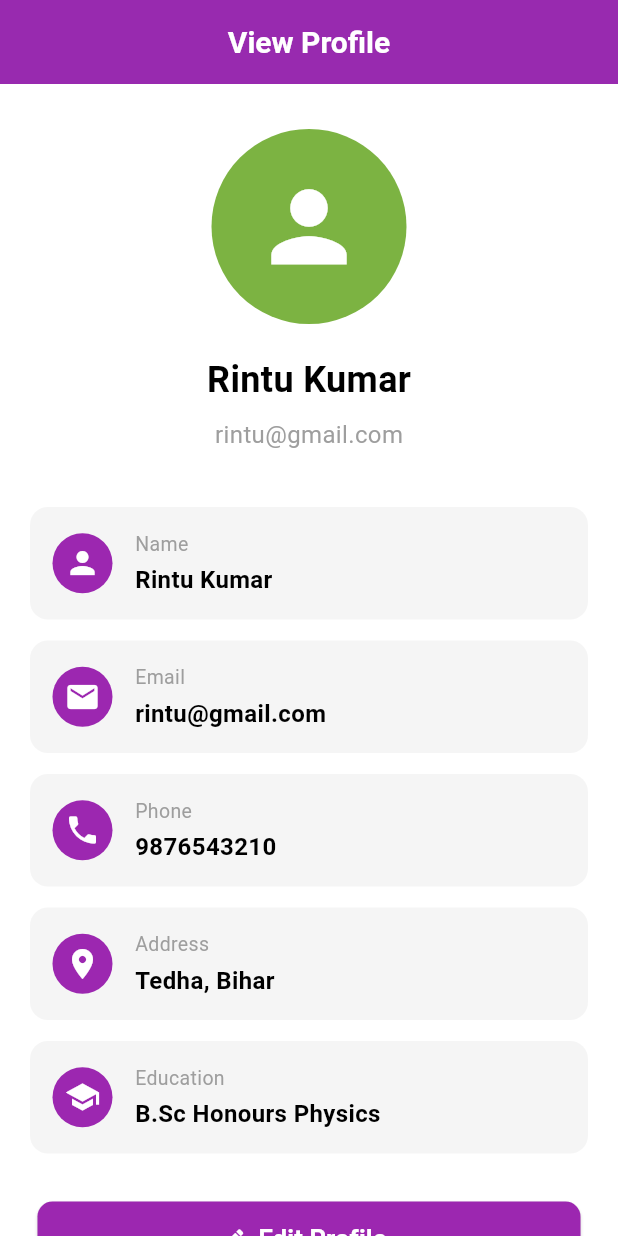
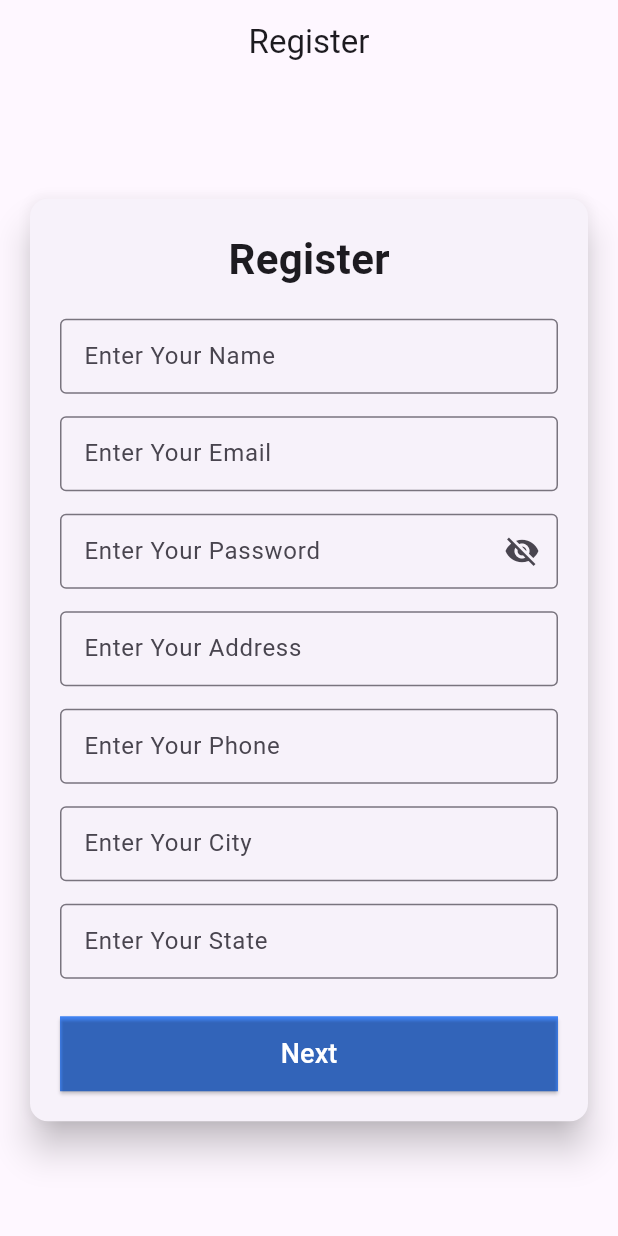
Before and after one commit to kumar7654rintu/Gogle, a Flutter app: the screen it shows after launch, on a phone screen of 412 x 824 dp. Run offline on Flutter 3.47's test engine with Material 3 defaults, Android fonts, the phone set to English and light mode, and no system bars.

Commit message:
Add new file

```diff
--- a/lib/Main.dart
+++ b/lib/Main.dart
@@ -1,5 +1,5 @@
 import 'package:flutter/material.dart';
-import 'View_Profile.dart';
+import 'Registor.dart';
 
 void main() {
   runApp(const MyApp());
@@ -12,8 +12,7 @@
   Widget build(BuildContext context) {
     return MaterialApp(
       debugShowCheckedModeBanner: false,
-      title: 'View Profile',
-      home: const ViewProfileScreen(),
+      home: RegisterPage(),
     );
   }
 }
--- /dev/null
+++ b/lib/Registor.dart
@@ -0,0 +1,185 @@
+import 'package:flutter/material.dart';
+import 'Login.dart';
+import 'package:flutter/material.dart';
+import 'Registor.dart';
+
+void main() {
+  runApp(const MyApp());
+}
+
+class MyApp extends StatelessWidget {
+  const MyApp({super.key});
+
+  @override
+  Widget build(BuildContext context) {
+    return MaterialApp(
+      debugShowCheckedModeBanner: false,
+      home: RegisterPage(),
+    );
+  }
+}
+
+
+class RegisterPage extends StatelessWidget {
+  const RegisterPage({super.key});
+
+  @override
+  Widget build(BuildContext context) {
+    return Scaffold(
+      appBar: AppBar(
+        title: const Text("Register"),
+        centerTitle: true,
+      ),
+
+      body: Center(
+        child: SingleChildScrollView(
+          child: Card(
+            elevation: 10,
+            margin: const EdgeInsets.all(20),
+            child: Padding(
+              padding: const EdgeInsets.all(20),
+              child: Column(
+                mainAxisSize: MainAxisSize.min,
+                children: [
+                  const Text(
+                    "Register",
+                    style: TextStyle(
+                      fontSize: 28,
+                      fontWeight: FontWeight.bold,
+                    ),
+                  ),
+
+                  const SizedBox(height: 20),
+
+                  Container(
+                    height: 50,
+                    width: 400,
+                    child: TextField(
+                      decoration: InputDecoration(
+                        labelText: "Enter Your Name",
+                        border: OutlineInputBorder(),
+                      ),
+                    ),
+                  ),
+
+
+                  const SizedBox(height: 15),
+
+                  Container(
+                    height: 50,
+                    width: 400,
+                    child: TextField(
+                      decoration: InputDecoration(
+                        labelText: "Enter Your Email",
+                        border: OutlineInputBorder(),
+                      ),
+                    ),
+                  ),
+
+
+                  const SizedBox(height: 15),
+
+                  Container(
+                    height: 50,
+                    width: 400,
+                    child: TextField(
+                      obscureText: true,
+                      decoration: InputDecoration(
+                        labelText: "Enter Your Password",
+                        border: OutlineInputBorder(),
+                        suffixIcon: Icon(Icons.visibility_off),
+                      ),
+                    ),
+                  ),
+
+
+                  const SizedBox(height: 15),
+
+                  SizedBox(
+                    height: 50,
+                    width: 400,
+                    child: TextField(
+                      decoration: InputDecoration(
+                        labelText: "Enter Your Address",
+                        border: OutlineInputBorder(),
+                      ),
+                    ),
+                  ),
+
+
+                  SizedBox(height: 15),
+
+                  Container(
+                    height: 50,
+                    width: 400,
+                    child: TextField(
+                      decoration: InputDecoration(
+                        labelText: "Enter Your Phone",
+                        border: OutlineInputBorder(),
+                      ),
+                    ),
+                  ),
+
+                  SizedBox(height: 15),
+
+                  Container(
+                    height: 50,
+                    width: 400,
+                    child: TextField(
+                      decoration: InputDecoration(
+                        labelText: "Enter Your City",
+                        border: OutlineInputBorder(),
+                      ),
+                    ),
+                  ),
+
+                  SizedBox(height: 15),
+
+                  Container(
+                    height: 50,
+                    width: 400,
+                    child: TextField(
+                      decoration: InputDecoration(
+                        labelText: "Enter Your State",
+                        border: OutlineInputBorder(),
+                      ),
+                    ),
+                  ),
+
+                  SizedBox(height: 25),
+
+                  Container(
+                    height: 50,
+                    width: 400,
+                    decoration: BoxDecoration(
+                        color: Colors.blueAccent
+                    ),
+
+                    child:ElevatedButton(
+                      style: ElevatedButton.styleFrom(
+                        backgroundColor: Colors.transparent,
+                        shape: RoundedRectangleBorder(
+                          borderRadius: BorderRadius.circular(2),
+                        ),
+                      ),
+                      onPressed: () {
+                        Navigator.push(context,MaterialPageRoute(builder: (context)=>MaterialXLoginScreen()));
+                      },
+                      child: const Text(
+                        "Next",
+                        style: TextStyle(
+                          fontSize: 18,
+                          color: Colors.white,
+                        ),
+                      ),
+                    ),
+                  )
+                ],
+              ),
+            ),
+          ),
+        ),
+      ),
+    );
+  }
+}
```
Also changed, not shown: lib/Login.dart (added, +99 -0 lines).
